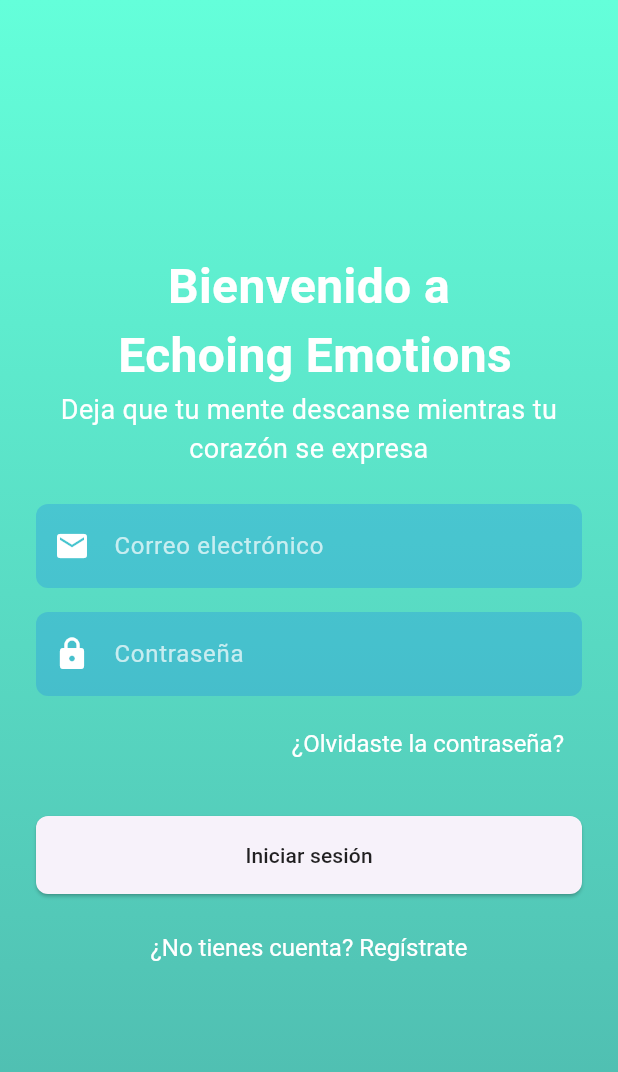
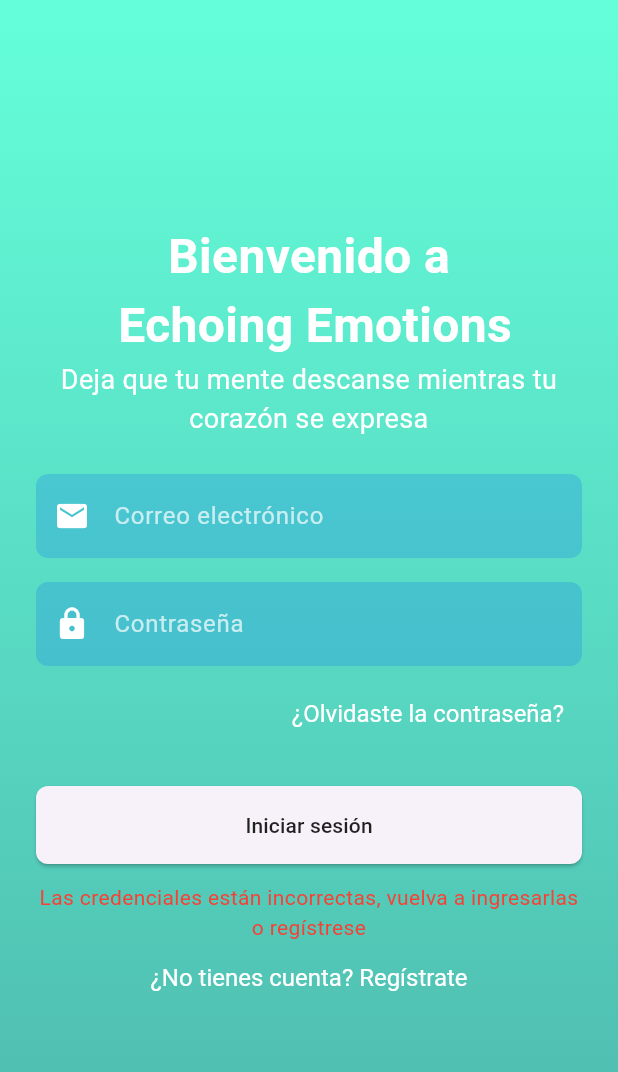
Before and after one commit to Soofiaa/echoing_emotions, a Flutter app: the screen it shows after launch, after a tap on "Iniciar sesión", on a phone screen of 412 x 824 dp. Shown: the top 1072 px of the screen. Run offline on Flutter 3.47's test engine with Material 3 defaults, Android fonts, the phone set to English and light mode, and no system bars; our stand-ins replace date_format, flutter_colorpicker, flutter_datetime_picker_plus, flutter_local_notifications, just_audio, sqflite and 2 more; missing offline and left inert: record; accounts and stored records are empty.

Commit message:
(Sofía): adv inicio sesión, home y calendario notif en español

```diff
--- a/lib/pantalla_configuracion_notificaciones.dart
+++ b/lib/pantalla_configuracion_notificaciones.dart
@@ -1,10 +1,7 @@
 import 'package:flutter/material.dart';
 import 'package:flutter_datetime_picker_plus/flutter_datetime_picker_plus.dart';
-import 'package:flutter_local_notifications/flutter_local_notifications.dart';
-//import 'package:timezone/timezone.dart' as tz;
-
 import 'Services/notifi_service.dart';
-import 'package:flutter_datetime_picker_plus/flutter_datetime_picker_plus.dart' as datatTimePicker;
+import 'package:flutter_datetime_picker_plus/flutter_datetime_picker_plus.dart' as dateTimePicker;
 
 DateTime scheduleTime = DateTime.now();
 
@@ -18,7 +15,7 @@ class _ConfiguracionState extends State<Configuracion> {
   Widget build(BuildContext context) {
     return Scaffold(
       appBar: AppBar(
-        title: const Text("Configuracion Notificaciones"),
+        title: const Text("Configuración Notificaciones"),
       ),
       body: const Center(
         child: Column(
@@ -50,12 +47,13 @@ class _DatePickerTxtState extends State<DatePickerTxt> {
         DatePicker.showDateTimePicker(
           context,
           showTitleActions: true,
+          locale: LocaleType.es, // Asegúrate de que el calendario esté en español
           onChanged: (date) => scheduleTime = date,
           onConfirm: (date) {},
         );
       },
       child: const Text(
-        'Seleccionar dia ',
+        'Seleccionar día',
         style: TextStyle(color: Colors.blue),
       ),
     );
@@ -70,7 +68,7 @@ class ScheduleBtn extends StatelessWidget {
   @override
   Widget build(BuildContext context) {
     return ElevatedButton(
-      child: const Text('Agendar notificacion'),
+      child: const Text('Agendar notificación'),
       onPressed: () {
         debugPrint('Notification Scheduled for $scheduleTime');
         NotificationService().scheduleNotification(
--- a/lib/pantalla_inicio_despues_de_iniciar.dart
+++ b/lib/pantalla_inicio_despues_de_iniciar.dart
@@ -1,4 +1,3 @@
-// lib/home.dart
 import 'package:flutter/material.dart';
 import 'pantalla_calendario.dart';
 import 'pantalla_nueva_entrada_diario.dart';
@@ -24,6 +23,7 @@ class Home extends StatelessWidget {
     return Scaffold(
       appBar: AppBar(
         title: Text('Home'),
+        automaticallyImplyLeading: false, // Quitar la flecha de retroceso
       ),
       backgroundColor: Colors.teal.shade300,
       body: Column(
@@ -155,7 +155,6 @@ class Home extends StatelessWidget {
               ),
             ),
           ),
-
           Expanded(
             child: Padding(
               padding: const EdgeInsets.symmetric(vertical: 20.0),
--- a/lib/pantalla_inicio_sesion.dart
+++ b/lib/pantalla_inicio_sesion.dart
@@ -2,22 +2,25 @@ import 'package:echoing_emotions/pantalla_inicio_despues_de_iniciar.dart';
 import 'package:echoing_emotions/usuarios.dart';
 import 'package:flutter/material.dart';
 import 'entrada.dart';
-import 'package:echoing_emotions/entrada.dart';
-import 'pantalla_registro.dart';// Importamos la pantalla de registro
-import 'pantalla_recuperar_contrasena.dart';// Importamos la pantalla de recuperación
-import 'pantalla_mi_perfil.dart';  // Importamos la pantalla de inicio después del inicio de sesión exitoso
+import 'pantalla_registro.dart'; // Importamos la pantalla de registro
+import 'pantalla_recuperar_contrasena.dart'; // Importamos la pantalla de recuperación
+import 'pantalla_mi_perfil.dart'; // Importamos la pantalla de inicio después del inicio de sesión exitoso
 import 'package:sqflite/sqflite.dart';
 import 'database_helper.dart';
 import 'basedatos_calen_helper.dart';
 import 'usuario_sesion.dart'; // Importamos el Singleton para la sesión de usuario
-/*
-Falta revisar que las credenciales estén correctas al iniciar sesión
- */
-class LoginScreen extends StatelessWidget {
+
+class LoginScreen extends StatefulWidget {
+  @override
+  _LoginScreenState createState() => _LoginScreenState();
+}
+
+class _LoginScreenState extends State<LoginScreen> {
   final dbHelper = DatabaseHelper.instance;
   final dbCalendario = DBHelper_calendario.instance;
   final TextEditingController emailController = TextEditingController();
   final TextEditingController passwordController = TextEditingController();
+  String errorMessage = '';
 
   @override
   Widget build(BuildContext context) {
@@ -112,12 +115,10 @@ class LoginScreen extends StatelessWidget {
 
                 await DatabaseHelper.instance.database;
                 final int idUser = await DatabaseHelper.instance.iniciarUsuario(email, password);
-                // Navegar a la pantalla de inicio después del inicio de sesión exitoso al presionar el botón
-                if(idUser!=0){
-                  print(idUser);
 
+                setState(() {
+                  if (idUser != 0) {
                     // id global como esta hecho hay que agregar el usuarios a global
-
                     UsuarioSesion().usuario = Usuarios(
                       id: idUser,
                       nombre: '',
@@ -126,15 +127,15 @@ class LoginScreen extends StatelessWidget {
                       correoElectronico: email,
                       password: password,
                     );
-
-                  //
+                    // Navegar a la pantalla de inicio después del inicio de sesión exitoso
                     Navigator.push(
                       context,
                       MaterialPageRoute(builder: (context) => Home()),
                     );
                   } else {
-                  print('cuenta no existe');
+                    errorMessage = 'Las credenciales están incorrectas, vuelva a ingresarlas o regístrese';
                   }
+                });
               },
               style: ElevatedButton.styleFrom(
                 padding: EdgeInsets.symmetric(vertical: 16.0),
@@ -147,77 +148,12 @@ class LoginScreen extends StatelessWidget {
                 style: TextStyle(color: Colors.black87),
               ),
             ),
-
-            /*ElevatedButton( //boton de prueba
-              onPressed: () async {
-                //eliminar bases de datos
-
-                //await DatabaseHelper.instance.database;
-                //await DatabaseHelper.instance.eliminarBaseDeDatos();
-                //await DBHelper_calendario.instance.databaseC;
-                //await DBHelper_calendario.instance.eliminarBaseDeDatos();
-
-                //
-
-
-                  final nuevoUser = Usuarios(
-                  id: 1,
-                  nombre: 'nombre',
-                  apellido: 'apellido',
-                  fechaNacimiento: 'fechaNacimiento',
-                  correoElectronico: 'correo',
-                  password: 'password',
-                );
-
-                await DatabaseHelper.instance.database;
-                await DatabaseHelper.instance.insertarUsuario(nuevoUser);
-
-                final usuarios = await DatabaseHelper.instance.obtenerUsuarios();
-                for (final usuario in usuarios) {
-                  final nombre = usuario.nombre;
-                  final id = usuario.id;
-                  print('nombre: $nombre , id: $id');
-                }
-
-                //final nuevaEntrada = Entrada(
-                  //id_entrada: 4,
-                  //id_usuario: 1,
-                  //titulo: 'cccc',
-                  //contenido: 'cccc...',
-                  //audio: 'ccc',
-                //fecha: '2024-05-29',
-                //);
-
-                //await DBHelper_calendario.instance.databaseC;
-                //await DBHelper_calendario.instance.insertarEntrada(nuevaEntrada);
-                //await DBHelper_calendario.instance.databaseC;
-                //final ent =await DBHelper_calendario.instance.buscarUsuario(1);
-                //print(ent);
-                //final entradas = await DBHelper_calendario.instance.buscarFecha(1,'2024-06-08');
-                //print(entradas);
-                /*await DBHelper_calendario.instance.modificarEntrada(nuevaEntrada);
-                final entradasGuardadas = await dbCalendario.obtenerEntradas();
-                for (final Ens in entradasGuardadas) {
-                  final titulo = Ens.titulo;
-                  final contenido = Ens.contenido;
-                  final fecha = Ens.fecha;
-                  final id = Ens.id_entrada;
-                  print('titulo: $titulo, contenido: $contenido, fecha:$fecha, id: $id');
-                }*/
-                //await DBHelper_calendario.instance.eliminarEntrada(6);
-              },
-              style: ElevatedButton.styleFrom(
-                padding: EdgeInsets.symmetric(vertical: 16.0),
-                shape: RoundedRectangleBorder(
-                  borderRadius: BorderRadius.circular(8.0),
+            SizedBox(height: 12.0),
+            Text(
+              errorMessage,
+              style: TextStyle(color: Colors.red),
+              textAlign: TextAlign.center,
             ),
-              ),
-              child: const Text(
-                'usuario',
-                style: TextStyle(color: Colors.black87),
-              ),
-            ),*/
-            SizedBox(height: 12.0),
             TextButton(
               onPressed: () {
                 Navigator.push(
@@ -239,9 +175,3 @@ class LoginScreen extends StatelessWidget {
     );
   }
 }
-
-void main() {
-  runApp(MaterialApp(
-    home: LoginScreen(),
-  ));
-}
```
Lines whose indentation alone changed are shown as unchanged.
